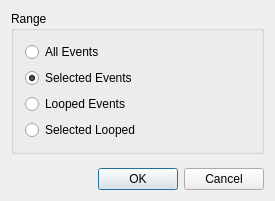
First picture: the form in muse3/muse/widgets/function_dialogs/deloverlapsbase.ui, repository emrum/muse, before the edit.
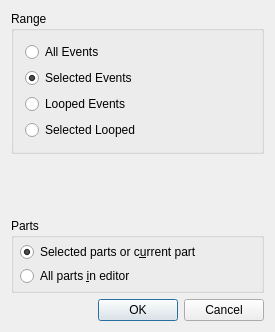
Second picture: the form after the edit.

Diff of the .ui file:
```diff
--- a/muse3/muse/widgets/function_dialogs/deloverlapsbase.ui
+++ b/muse3/muse/widgets/function_dialogs/deloverlapsbase.ui
@@ -10,7 +10,7 @@
     <x>0</x>
     <y>0</y>
     <width>275</width>
-    <height>201</height>
+    <height>332</height>
    </rect>
   </property>
   <property name="windowTitle">
@@ -82,6 +82,53 @@
      </property>
     </spacer>
    </item>
+   <item>
+    <widget class="QGroupBox" name="partsBox">
+     <property name="sizePolicy">
+      <sizepolicy hsizetype="Preferred" vsizetype="Minimum">
+       <horstretch>0</horstretch>
+       <verstretch>0</verstretch>
+      </sizepolicy>
+     </property>
+     <property name="title">
+      <string>Parts</string>
+     </property>
+     <layout class="QVBoxLayout" name="verticalLayout_3">
+      <property name="spacing">
+       <number>4</number>
+      </property>
+      <property name="leftMargin">
+       <number>6</number>
+      </property>
+      <property name="topMargin">
+       <number>4</number>
+      </property>
+      <property name="rightMargin">
+       <number>6</number>
+      </property>
+      <property name="bottomMargin">
+       <number>4</number>
+      </property>
+      <item>
+       <widget class="QRadioButton" name="not_all_parts_button">
+        <property name="text">
+         <string>Selected parts or c&amp;urrent part</string>
+        </property>
+        <property name="checked">
+         <bool>true</bool>
+        </property>
+       </widget>
+      </item>
+      <item>
+       <widget class="QRadioButton" name="all_parts_button">
+        <property name="text">
+         <string>All parts &amp;in editor</string>
+        </property>
+       </widget>
+      </item>
+     </layout>
+    </widget>
+   </item>
    <item>
     <layout class="QHBoxLayout" name="horizontalLayout">
      <property name="spacing">
```
Left out of the diff: 22 changed lines with no effect on the pictures.
